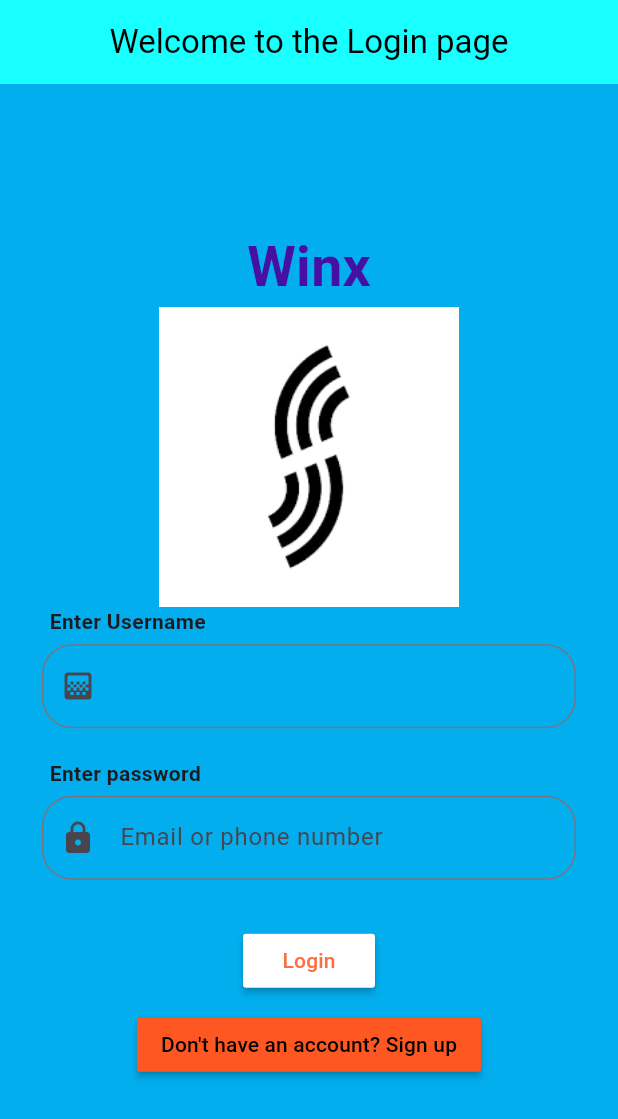
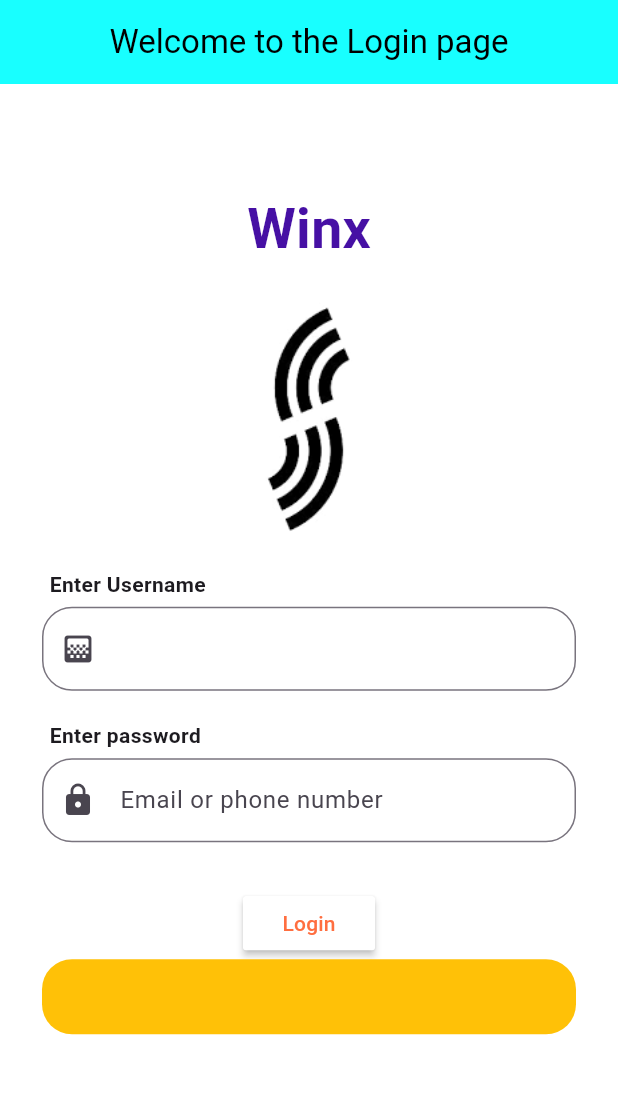
Before and after one commit to wondow/mdprac, a Flutter app: the screen it shows after launch, after a tap on "Login", on a phone screen of 412 x 824 dp. Shown: the top 1119 px of the screen. Run offline on Flutter 3.47's test engine with Material 3 defaults, Android fonts, the light colour scheme and no system bars; our stand-ins replace curved_navigation_bar, get.

Commit message:
the diffrent screens

```diff
--- a/lib/configs/colors.dart
+++ b/lib/configs/colors.dart
@@ -1,5 +1,5 @@
 import 'package:flutter/material.dart';
 
-var primaryColor=Color(0xFF02AEEE);
-var secondaryColor= Color(0xFF50C878);
-var backgroundColor=Color(0xFFFFFFF0);
+var primaryColor = Color(0xFF02AEEE);
+var secondaryColor = Color(0xFF50C878);
+var backgroundColor = Color(0xFFFFFFFF);
--- a/lib/main.dart
+++ b/lib/main.dart
@@ -1,9 +1,13 @@
+import 'package:feb25prac/configs/routes.dart';
 import 'package:feb25prac/views/screens/auth/login_screen.dart';
 import 'package:flutter/material.dart';
+import 'package:get/get_navigation/src/root/get_material_app.dart';
 
 void main() {
   runApp(
-    MaterialApp(
+    GetMaterialApp(
+      initialRoute: "/",
+      getPages: routes,
       debugShowCheckedModeBanner: false,
       home: LoginScreen(),
       debugShowMaterialGrid: false,
--- a/lib/views/screens/auth/login_screen.dart
+++ b/lib/views/screens/auth/login_screen.dart
@@ -1,6 +1,8 @@
 import 'package:feb25prac/configs/colors.dart';
 import 'package:feb25prac/views/screens/auth/signup_screen.dart';
 import 'package:flutter/material.dart';
+// ignore: unused_import
+import 'package:get/get.dart';
 
 class LoginScreen extends StatelessWidget {
   const LoginScreen({super.key});
@@ -8,7 +10,7 @@ class LoginScreen extends StatelessWidget {
   @override
   Widget build(BuildContext context) {
     return Scaffold(
-      backgroundColor: primaryColor,
+      backgroundColor: backgroundColor,
       appBar: AppBar(
         backgroundColor: Colors.cyanAccent,
         title: Text(
@@ -97,6 +99,20 @@ class LoginScreen extends StatelessWidget {
                   textColor: Colors.deepOrangeAccent,
                   child: Text("Login"),
                 ),
+                GestureDetector(
+                  child: Padding(
+                    padding: const EdgeInsets.fromLTRB(20, 0, 20, 0),
+                    child: Container(
+                      height: 50,
+                      width: double.infinity,
+                      alignment: Alignment.center,
+                      decoration: BoxDecoration(
+                        color: Colors.amber,
+                        borderRadius: BorderRadius.circular(20),
+                      ),
+                    ),
+                  ),
+                ),
 
                 Padding(
                   padding: const EdgeInsets.all(8.0),
@@ -107,9 +123,6 @@ class LoginScreen extends StatelessWidget {
                         MaterialPageRoute(builder: (context) => SignupScreen()),
                       );
                     },
-                    color: Colors.deepOrange,
-                    textColor: Colors.black,
-                    child: Text("Don't have an account? Sign up"),
                   ),
                 ),
               ],
--- a/pubspec.yaml
+++ b/pubspec.yaml
@@ -31,6 +31,7 @@ dependencies:
   flutter:
     sdk: flutter
   get: ^4.7.3
+  curved_navigation_bar: ^1.0.6
 
   # The following adds the Cupertino Icons font to your application.
   # Use with the CupertinoIcons class for iOS style icons.
```
Also changed, not shown: lib/configs/routes.dart (+8 -1 lines), lib/views/screens/auth/home_screen.dart (+15 -1 lines), lib/views/screens/auth/signup_screen.dart (+23 -0 lines), lib/views/screens/auth/dashboard.dart (added), lib/views/screens/auth/orders.dart (added), lib/views/screens/auth/proflie.dart (added), lib/views/screens/auth/skin_care.dart (added), pubspec.lock.
